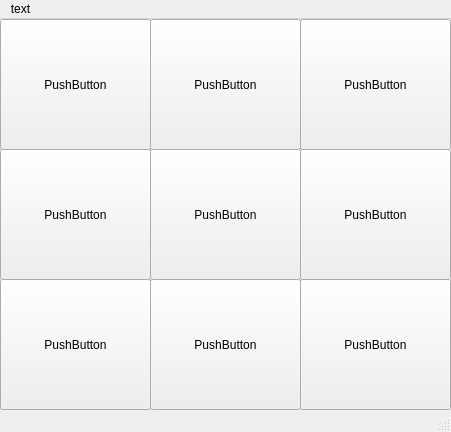
Before: the Qt Designer form xox.ui in mor1bid/DZ92, drawn with Qt 5.
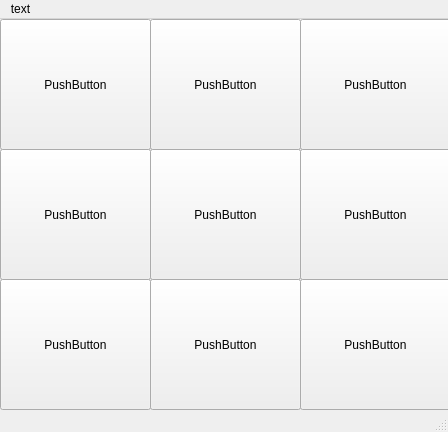
After: the same form once the commit is applied.

Commit message: DZ1-f6

Patch:
```diff
--- a/xox.ui
+++ b/xox.ui
@@ -6,7 +6,7 @@
    <rect>
     <x>0</x>
     <y>0</y>
-    <width>451</width>
+    <width>448</width>
     <height>432</height>
    </rect>
   </property>
@@ -137,7 +137,7 @@
     <rect>
      <x>0</x>
      <y>0</y>
-     <width>451</width>
+     <width>448</width>
      <height>21</height>
     </rect>
    </property>
```
The commit also changes 2 other files.
